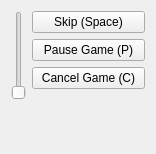
Above: ui/player.ui from tdauth/gustavsfairyland before the change. Below: the same form after it.
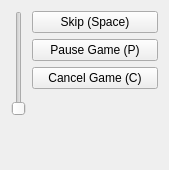
That is the form after the change.

Patch:
```diff
--- a/ui/player.ui
+++ b/ui/player.ui
@@ -6,8 +6,8 @@
    <rect>
     <x>0</x>
     <y>0</y>
-    <width>156</width>
-    <height>154</height>
+    <width>169</width>
+    <height>170</height>
    </rect>
   </property>
   <property name="sizePolicy">
@@ -116,6 +116,9 @@
      <property name="text">
       <string/>
      </property>
+     <property name="alignment">
+      <set>Qt::AlignCenter</set>
+     </property>
     </widget>
    </item>
   </layout>
```
Left out of the diff: 2 changed lines with no effect on the pictures.
